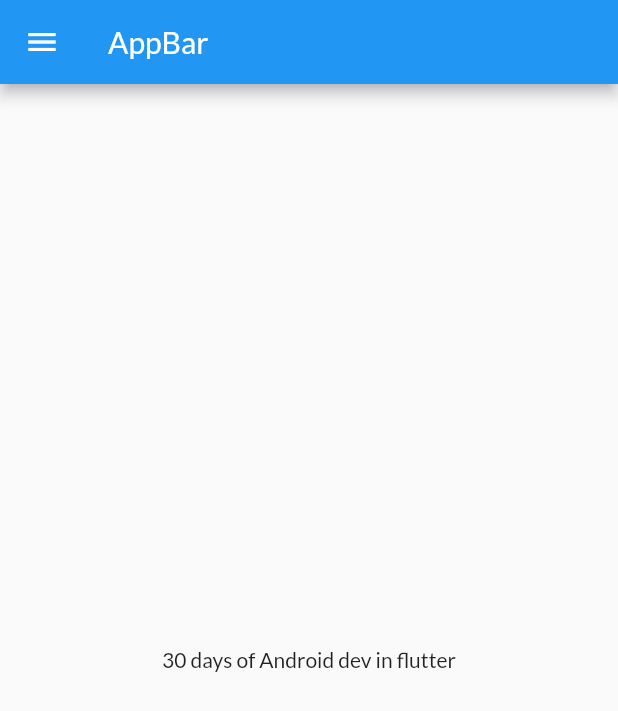
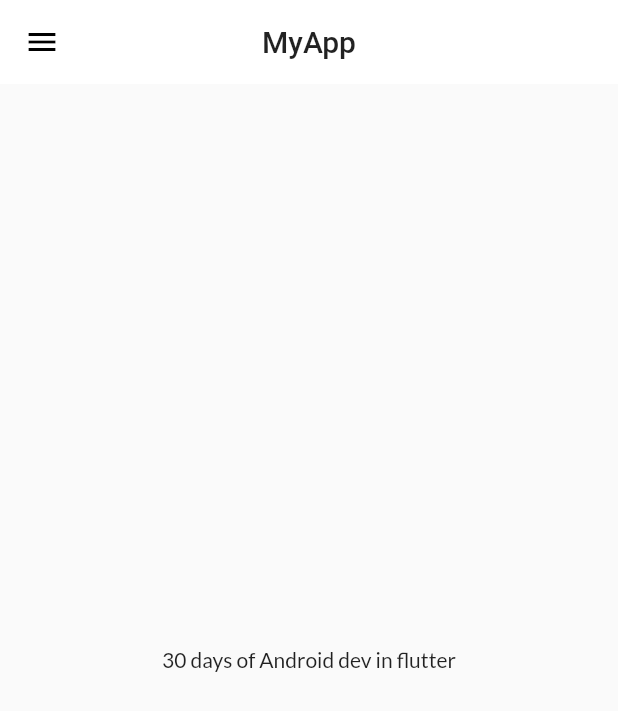
Before and after one commit to Flutter-123/Flutter-, a Flutter app: the screen it shows after launch, on a phone screen of 412 x 824 dp. Shown: the top 711 px of the screen. Run offline on Flutter 3.47's test engine with Material 2 defaults, Android fonts, the phone set to English and light mode, and no system bars; our stand-ins replace google_fonts.

Commit message:
DAY 8 completed

```diff
--- a/lib/main.dart
+++ b/lib/main.dart
@@ -2,7 +2,7 @@ import 'package:flutter/material.dart';
 import 'package:flutter_app/pages/login_page.dart';
 import 'package:flutter_app/pages/home_page.dart';
 import 'package:flutter_app/utilits/routes.dart';
-import 'package:google_fonts/google_fonts.dart';
+import 'package:flutter_app/widgets/themes.dart';
 
 void main() {
   runApp(MyApp());
@@ -13,9 +13,8 @@ class MyApp extends StatelessWidget {
   @override
   Widget build(BuildContext context) {
     return MaterialApp(
-      theme: ThemeData(
-        fontFamily: GoogleFonts.lato().fontFamily,
-      ),
+      theme: MyTheme.lightTheme(context),
+      darkTheme: MyTheme.darkTheme(context),
       initialRoute: "/home",
       debugShowCheckedModeBanner: false,
       routes: {
--- a/lib/pages/home_page.dart
+++ b/lib/pages/home_page.dart
@@ -1,5 +1,6 @@
 import 'package:flutter/material.dart';
 import 'package:flutter_app/widgets/drawer.dart';
+
 class HomePage extends StatelessWidget {
   // const HomePage({Key? key}) : super(key: key)
   final int day = 30;
@@ -7,7 +8,7 @@ class HomePage extends StatelessWidget {
   Widget build(BuildContext context) {
     return Scaffold(
       appBar: AppBar(
-        title: Text("AppBar"),
+        title: Text("MyApp"),
       ),
       body: Center(
         child: Container(
--- /dev/null
+++ b/lib/widgets/themes.dart
@@ -0,0 +1,19 @@
+import 'package:flutter/material.dart';
+import 'package:google_fonts/google_fonts.dart';
+
+class MyTheme {
+  static ThemeData lightTheme(BuildContext context) => ThemeData(
+        primarySwatch: Colors.blue,
+        fontFamily: GoogleFonts.lato().fontFamily,
+        appBarTheme: AppBarTheme(
+          color: Colors.white,
+          elevation: 0.0,
+          iconTheme: IconThemeData(color: Colors.black),
+          titleTextStyle: Theme.of(context).textTheme.headline6,
+          centerTitle: true,
+        ),
+      );
+  static ThemeData darkTheme(BuildContext context) => ThemeData(
+        brightness: Brightness.dark,
+      );
+}
```
Also changed, not shown: lib/models/catalog.dart (added, +15 -0 lines), 1 other file.
